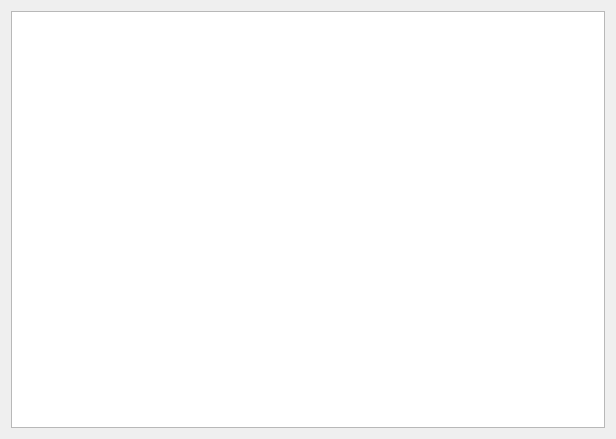
Above: src/Components/Terminal/Terminal.ui from xuexiaolei1997/QTTool before the change. Below: the same form after it.
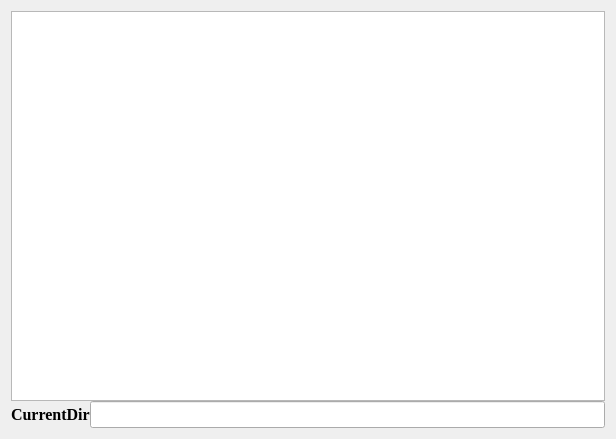
That is the form after the change.

Patch:
```diff
--- a/src/Components/Terminal/Terminal.ui
+++ b/src/Components/Terminal/Terminal.ui
@@ -13,16 +13,59 @@
   <property name="windowTitle">
    <string>Form</string>
   </property>
+  <layout class="QVBoxLayout" name="verticalLayout_2">
+   <item>
   <layout class="QVBoxLayout" name="verticalLayout">
+     <property name="spacing">
+      <number>0</number>
+     </property>
    <item>
-    <widget class="QTextEdit" name="textEdit_Terminal">
+      <widget class="QTextBrowser" name="textBrowser_ResultView">
      <property name="font">
       <font>
        <family>Times New Roman</family>
-       <pointsize>14</pointsize>
+         <pointsize>12</pointsize>
+         <weight>75</weight>
+         <bold>true</bold>
       </font>
      </property>
     </widget>
+     </item>
+     <item>
+      <layout class="QHBoxLayout" name="horizontalLayout">
+       <property name="spacing">
+        <number>0</number>
+       </property>
+       <item>
+        <widget class="QLabel" name="label_current_dir">
+         <property name="font">
+          <font>
+           <family>Times New Roman</family>
+           <pointsize>12</pointsize>
+           <weight>75</weight>
+           <bold>true</bold>
+          </font>
+         </property>
+         <property name="text">
+          <string>CurrentDir</string>
+         </property>
+        </widget>
+       </item>
+       <item>
+        <widget class="QLineEdit" name="lineEdit_Command">
+         <property name="font">
+          <font>
+           <family>Times New Roman</family>
+           <pointsize>12</pointsize>
+           <weight>75</weight>
+           <bold>true</bold>
+          </font>
+         </property>
+        </widget>
+       </item>
+      </layout>
+     </item>
+    </layout>
    </item>
   </layout>
  </widget>
```
Lines whose indentation alone changed are shown as unchanged.
